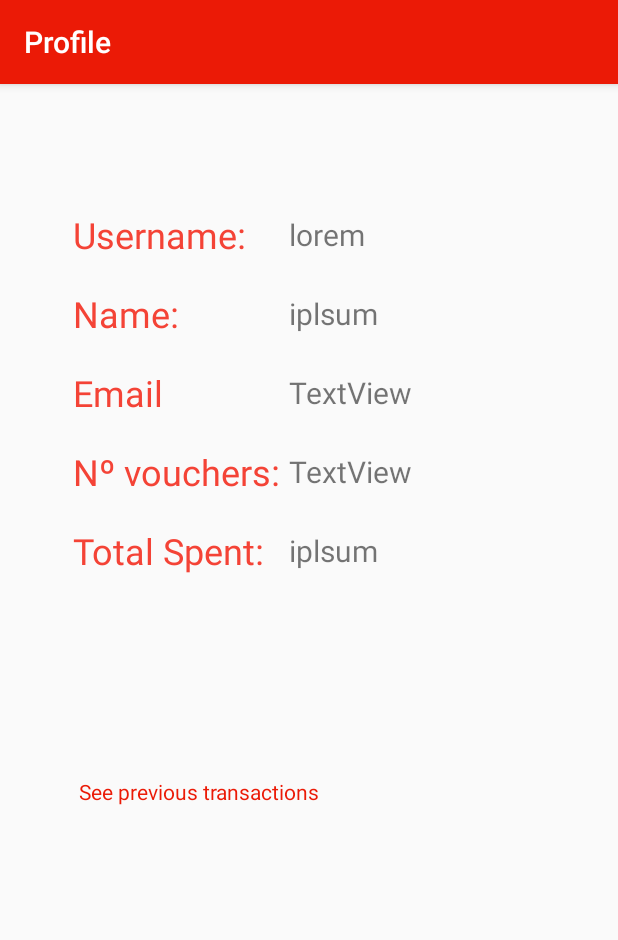
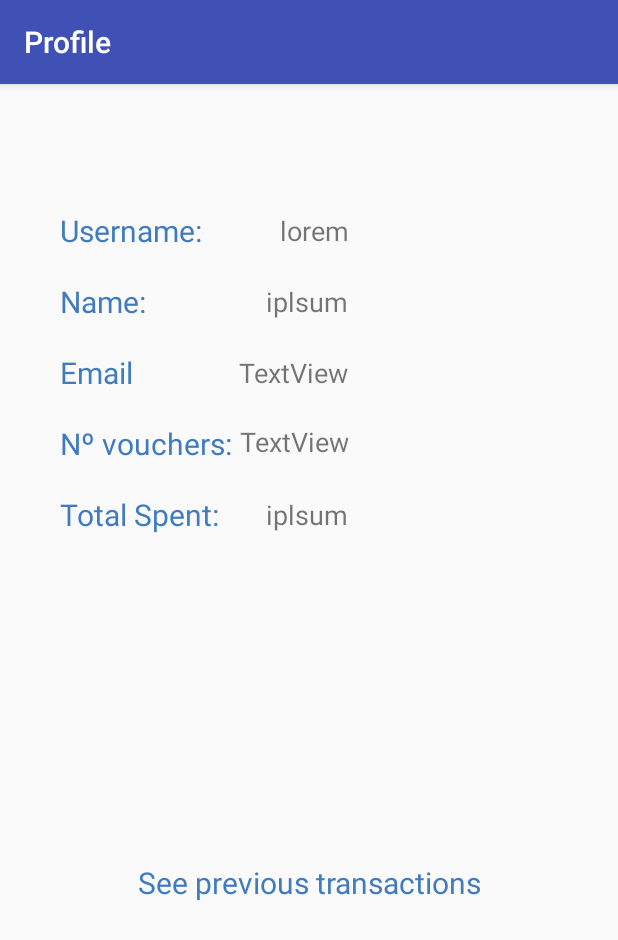
Before and after one commit to DiogoASTeixeira/CMOV, an Android app: the ProfileActivity screen opened directly, with no data from a screen before it, on a phone screen of 412 x 824 dp. Shown: the top 940 px of the screen. Run offline under Robolectric (Android 15) with nearby library versions, the phone set to English and light mode, and no system bars; network calls fail; 5 statements that could not run were skipped.

Commit message:
Restyling + Bug fix

```diff
--- a/Client/app/src/main/java/com/feup/acme_cafe/ui/client/Util.java
+++ b/Client/app/src/main/java/com/feup/acme_cafe/ui/client/Util.java
@@ -74,7 +74,7 @@ public class Util {
                 }
 
                 if(prod_price != null) {
-                    prod_price.setText(String.valueOf(p.getCount()*p.getPrice()));
+                    prod_price.setText(String.valueOf(p.getCount()*p.getPrice()) + "€");
                 }
             }
             return line;
--- a/Client/app/src/main/res/layout/activity_profile.xml
+++ b/Client/app/src/main/res/layout/activity_profile.xml
@@ -9,8 +9,8 @@
 
     <TableLayout
         android:id="@+id/profiledetails"
-        android:layout_width="298dp"
-        android:layout_height="283dp"
+        android:layout_width="318dp"
+        android:layout_height="337dp"
         android:layout_marginTop="84dp"
         app:layout_constraintEnd_toEndOf="parent"
         app:layout_constraintHorizontal_bias="0.425"
@@ -29,16 +29,17 @@
                 android:layout_height="wrap_content"
                 android:layout_gravity="center_vertical"
                 android:text="Username:"
-                android:textColor="#F44336"
-                android:textSize="24sp" />
+                android:textColor="@color/colorAccent"
+                android:textSize="20sp" />
 
             <TextView
                 android:id="@+id/username"
                 android:layout_width="wrap_content"
                 android:layout_height="wrap_content"
-                android:layout_gravity="left|center_vertical"
+                android:layout_gravity="center_vertical|end"
                 android:text="lorem"
-                android:textSize="20sp" />
+                android:textAlignment="textEnd"
+                android:textSize="18sp" />
 
         </TableRow>
 
@@ -54,16 +55,17 @@
                 android:layout_height="wrap_content"
                 android:layout_gravity="center_vertical"
                 android:text="Name: "
-                android:textColor="#F44336"
-                android:textSize="24sp" />
+                android:textColor="@color/colorAccent"
+                android:textSize="20sp" />
 
             <TextView
                 android:id="@+id/name"
                 android:layout_width="wrap_content"
                 android:layout_height="wrap_content"
-                android:layout_gravity="left|center_vertical"
+                android:layout_gravity="center_vertical|end"
                 android:text="iplsum"
-                android:textSize="20sp" />
+                android:textAlignment="textEnd"
+                android:textSize="18sp" />
         </TableRow>
 
         <TableRow
@@ -78,23 +80,24 @@
                 android:layout_height="wrap_content"
                 android:layout_gravity="center_vertical"
                 android:text="Email"
-                android:textColor="#F44336"
-                android:textSize="24sp" />
+                android:textColor="@color/colorAccent"
+                android:textSize="20sp" />
 
             <TextView
                 android:id="@+id/email_prof"
                 android:layout_width="wrap_content"
                 android:layout_height="wrap_content"
-                android:layout_gravity="left|center_vertical"
+                android:layout_gravity="center_vertical|end"
                 android:layout_weight="1"
                 android:text="TextView"
-                android:textSize="20sp" />
+                android:textAlignment="textStart"
+                android:textSize="18sp" />
         </TableRow>
 
         <TableRow
             android:id="@+id/voucherrow"
-            android:layout_width="match_parent"
-            android:layout_height="wrap_content"
+            android:layout_width="wrap_content"
+            android:layout_height="match_parent"
             android:layout_marginBottom="20dp">
 
             <TextView
@@ -103,16 +106,17 @@
                 android:layout_height="wrap_content"
                 android:layout_gravity="center_vertical"
                 android:text="Nº vouchers: "
-                android:textColor="#F44336"
-                android:textSize="24sp" />
+                android:textColor="@color/colorAccent"
+                android:textSize="20sp" />
 
             <TextView
                 android:id="@+id/vouchers"
                 android:layout_width="wrap_content"
-                android:layout_height="wrap_content"
-                android:layout_gravity="left|center_vertical"
+                android:layout_height="match_parent"
+                android:layout_gravity="center_vertical|end"
                 android:text="TextView"
-                android:textSize="20sp" />
+                android:textAlignment="textEnd"
+                android:textSize="18sp" />
         </TableRow>
 
         <TableRow
@@ -127,16 +131,17 @@
                 android:layout_height="wrap_content"
                 android:layout_gravity="center_vertical"
                 android:text="Total Spent: "
-                android:textColor="#F44336"
-                android:textSize="24sp" />
+                android:textColor="@color/colorAccent"
+                android:textSize="20sp" />
 
             <TextView
                 android:id="@+id/spent"
                 android:layout_width="wrap_content"
                 android:layout_height="wrap_content"
-                android:layout_gravity="left|center_vertical"
+                android:layout_gravity="center_vertical|end"
                 android:text="iplsum"
-                android:textSize="20sp" />
+                android:textAlignment="textEnd"
+                android:textSize="18sp" />
 
         </TableRow>
 
@@ -148,12 +153,13 @@
         android:layout_height="wrap_content"
         android:layout_marginTop="68dp"
         android:text="See previous transactions"
-        android:textColor="@color/colorPrimary"
+        android:textAlignment="center"
+        android:textColor="@color/colorAccent"
+        android:textSize="20sp"
         app:layout_constraintBottom_toBottomOf="parent"
         app:layout_constraintEnd_toEndOf="parent"
-        app:layout_constraintHorizontal_bias="0.21"
         app:layout_constraintStart_toStartOf="parent"
         app:layout_constraintTop_toBottomOf="@+id/profiledetails"
-        app:layout_constraintVertical_bias="0.085" />
+        app:layout_constraintVertical_bias="0.117" />
 
 </androidx.constraintlayout.widget.ConstraintLayout>
--- a/Client/app/src/main/res/layout/activity_register.xml
+++ b/Client/app/src/main/res/layout/activity_register.xml
@@ -126,8 +126,10 @@
         android:layout_marginStart="48dp"
         android:layout_marginTop="32dp"
         android:layout_marginEnd="48dp"
+        android:backgroundTint="@color/colorPrimary"
         android:enabled="true"
         android:text="Register"
+        android:textColor="#FFFFFF"
         app:layout_constraintEnd_toEndOf="parent"
         app:layout_constraintHorizontal_bias="0.497"
         app:layout_constraintStart_toStartOf="parent"
@@ -154,8 +156,9 @@
         android:layout_width="wrap_content"
         android:layout_height="wrap_content"
         android:layout_marginTop="16dp"
-        android:text="@string/welcome"
+        android:text="Welcome"
         android:textAlignment="center"
+        android:textColor="@color/colorPrimaryDark"
         android:textSize="36sp"
         app:layout_constraintEnd_toEndOf="parent"
         app:layout_constraintStart_toStartOf="parent"
@@ -169,6 +172,7 @@
         android:layout_marginBottom="16dp"
         android:text="Already have an account? Click here!"
         android:textAlignment="center"
+        android:textColor="@color/colorPrimaryDark"
         app:layout_constraintBottom_toBottomOf="parent"
         app:layout_constraintEnd_toEndOf="parent"
         app:layout_constraintStart_toStartOf="parent"
--- a/Client/app/src/main/res/layout/activity_transaction.xml
+++ b/Client/app/src/main/res/layout/activity_transaction.xml
@@ -12,7 +12,7 @@
         android:layout_gravity="center_horizontal|center_vertical"
         android:layout_margin="10dp"
         android:text="Transaction List"
-        android:textColor="#F44336"
+        android:textColor="@color/colorAccent"
         android:textSize="30sp" />
 
     <View
--- a/Client/app/src/main/res/values/colors.xml
+++ b/Client/app/src/main/res/values/colors.xml
@@ -1,6 +1,6 @@
 <?xml version="1.0" encoding="utf-8"?>
 <resources>
-    <color name="colorPrimary">#EB1A06</color>
-    <color name="colorPrimaryDark">#FF9D00</color>
+    <color name="colorPrimary">#3F51B5</color>
+    <color name="colorPrimaryDark">#03A9F4</color>
     <color name="colorAccent">#407bbf</color>
 </resources>
```
Also changed, not shown: Client/app/src/main/java/com/feup/acme_cafe/data/model/Product.java (+7 -0 lines), Client/app/src/main/java/com/feup/acme_cafe/ui/client/DetailsTransaction.java (+6 -10 lines), Client/app/src/main/java/com/feup/acme_cafe/ui/client/TransactionActivity.java (+1 -7 lines), Client/app/src/main/res/layout/activity_login.xml (+7 -15 lines), Client/app/src/main/res/layout/activity_main.xml (+5 -3 lines), Client/app/src/main/res/layout/activity_new_transaction.xml (+11 -7 lines), Client/app/src/main/res/layout/activity_transaction_details.xml (+14 -27 lines), Client/app/src/main/res/layout/row.xml (+31 -11 lines), Client/app/src/main/res/layout/row_new.xml (+6 -4 lines), Client/app/src/main/res/layout/rowdate.xml (+4 -3 lines), 2 other files.
